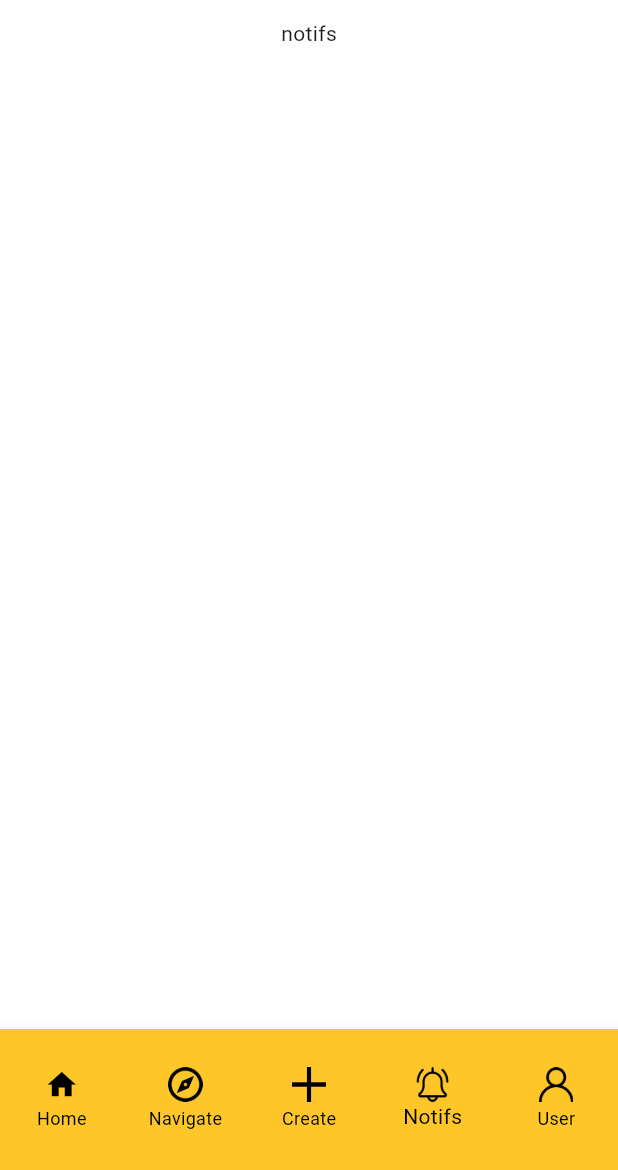
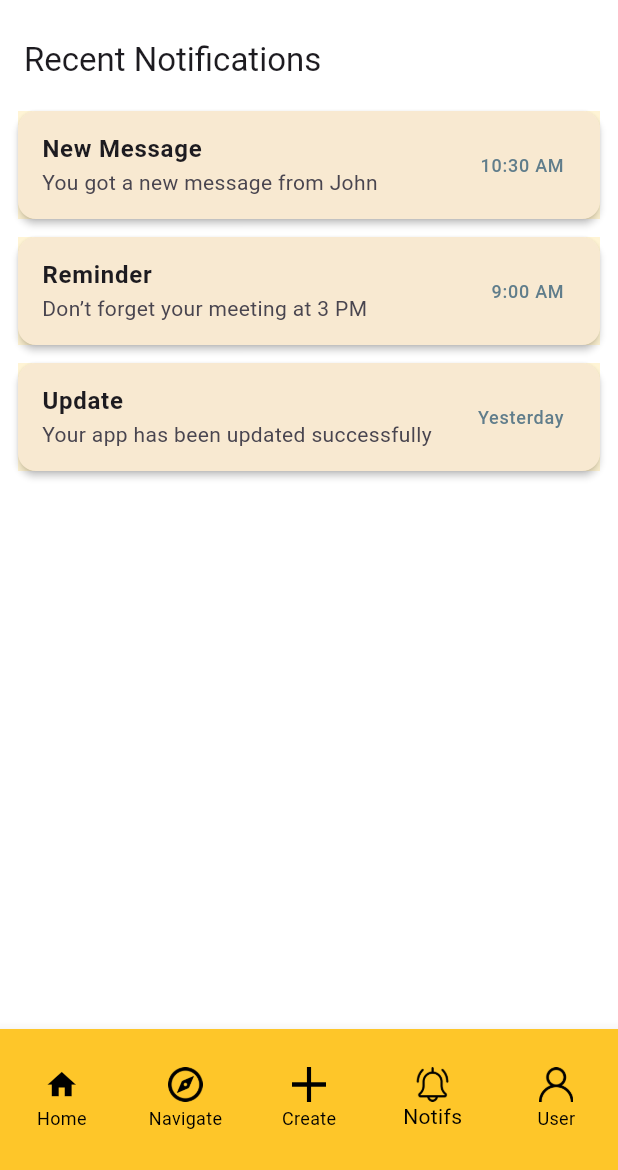
Before and after one commit to shivam-purve/Hive_Frontend, a Flutter app: the screen it shows after launch, item 4 of the bottom bar chosen, on a phone screen of 412 x 824 dp, the part 66-1236 px from its top. Run offline on Flutter 3.47's test engine with Material 3 defaults, Android fonts, the phone set to English and light mode, and no system bars; our stand-ins replace flutter_local_notifications, flutter_svg.

Commit message:
Added Notifcation Tab UI

```diff
--- a/lib/home.dart
+++ b/lib/home.dart
@@ -31,7 +31,7 @@ class _Home extends State<Home> {
     HomeScreen(),
     const SearchScreen(),
     const Create(),
-    const Notifs(),
+    NotificationsPage(),
     const UserProfilePage()
   ];
   @override
--- a/lib/main.dart
+++ b/lib/main.dart
@@ -2,8 +2,13 @@ import 'package:flutter/material.dart';
 import 'package:social_garbage/screens/comment.dart';
 
 import 'home.dart';
+import 'notifs/noti_service.dart';
 
 void main() {
+  WidgetsFlutterBinding.ensureInitialized();
+
+  //Init notifications
+  NotiService().initNotification();
   runApp(const MyApp());
 }
 
@@ -12,7 +17,6 @@ class MyApp extends StatelessWidget {
 
   @override
   Widget build(BuildContext context) {
-    // TODO: implement build
     return MaterialApp(
       debugShowCheckedModeBanner: false,
         routes: {
--- a/lib/screens/create.dart
+++ b/lib/screens/create.dart
@@ -1,4 +1,5 @@
 import 'package:flutter/material.dart';
+import 'package:social_garbage/notifs/noti_service.dart';
 
 class Create extends StatefulWidget {
   const Create({super.key});
@@ -19,6 +20,10 @@ class _CreateState extends State<Create> {
   void _onSendPressed() {
     String enteredText = _textController.text.trim();
     if (enteredText.isNotEmpty) {
+      NotiService().showNotification(
+        title: "Message Queued Successfully!",
+        body: "Your message has been queued for analysis."
+      );
       ScaffoldMessenger.of(context).showSnackBar(
         SnackBar(content: Text("You entered: $enteredText")),
       );
--- a/lib/screens/notifs.dart
+++ b/lib/screens/notifs.dart
@@ -1,25 +1,93 @@
-
-import 'package:flutter/cupertino.dart';
 import 'package:flutter/material.dart';
 
-class Notifs extends StatefulWidget {
-  const Notifs({super.key});
+import '../colors_theme/color.dart';
+import '../widgets/notification_widget.dart';
+
+class NotificationsPage extends StatefulWidget {
+  const NotificationsPage({super.key});
 
   @override
-  State<Notifs> createState() => _Notifs();
+  State<NotificationsPage> createState() => _NotificationsPageState();
 }
 
-class _Notifs extends State<Notifs>{
+class _NotificationsPageState extends State<NotificationsPage> {
+  final List<AppNotification> _notifications = [
+    AppNotification(
+      title: "New Message",
+      message: "You got a new message from John",
+      time: "10:30 AM",
+    ),
+    AppNotification(
+      title: "Reminder",
+      message: "Don’t forget your meeting at 3 PM",
+      time: "9:00 AM",
+    ),
+    AppNotification(
+      title: "Update",
+      message: "Your app has been updated successfully",
+      time: "Yesterday",
+    ),
+  ];
+
   @override
   Widget build(BuildContext context) {
     return Scaffold(
+      backgroundColor: Colors.white,
+      appBar: AppBar(
         backgroundColor: Colors.white,
-      body: Center(
-        child: Column(
-          children: [Text("notifs")],
-        ),
+        title: const Text("Recent Notifications"),
+      ),
+      body: ListView.builder(
+        itemCount: _notifications.length,
+        itemBuilder: (context, index) {
+          final notification = _notifications[index];
+          return Dismissible(
+            key: Key(notification.title + index.toString()), // unique key
+            direction: DismissDirection.startToEnd, // swipe left
+            background: Container(
+              alignment: Alignment.centerRight,
+              padding: const EdgeInsets.symmetric(horizontal: 20),
+              color: Colors.red,
+              child: const Icon(
+                Icons.delete,
+                color: Colors.white,
+              ),
+            ),
+            onDismissed: (direction) {
+              setState(() {
+                _notifications.removeAt(index);
+              });
+
+              ScaffoldMessenger.of(context).showSnackBar(
+                SnackBar(
+                  content: Text("${notification.title} removed"),
+                  duration: const Duration(seconds: 2),
+                ),
+              );
+            },
+            child: Card(
+              elevation: 2,
+              margin: const EdgeInsets.symmetric(horizontal: 12, vertical: 6),
+              shape: RoundedRectangleBorder(
+                borderRadius: BorderRadius.circular(12),
+              ),
+              child: ListTile(
+                tileColor: AppColors.primary_light,
+                title: Text(
+                  notification.title,
+                  style: const TextStyle(
+                      fontWeight: FontWeight.bold, fontSize: 16),
+                ),
+                subtitle: Text(notification.message),
+                trailing: Text(
+                  notification.time,
+                  style: const TextStyle(color: Colors.blueGrey, fontSize: 12),
+                ),
+              ),
+            ),
+          );
+        },
       ),
     );
   }
-
 }
--- /dev/null
+++ b/lib/widgets/notification_widget.dart
@@ -0,0 +1,46 @@
+import 'package:flutter/material.dart';
+import 'package:social_garbage/colors_theme/color.dart';
+
+class AppNotification {
+  final String title;
+  final String message;
+  final String time;
+
+  AppNotification({
+    required this.title,
+    required this.message,
+    required this.time,
+  });
+}
+
+
+class NotificationItem extends StatelessWidget {
+  final AppNotification notification;
+
+  const NotificationItem({super.key, required this.notification});
+
+  @override
+  Widget build(BuildContext context) {
+    return Card(
+      surfaceTintColor: AppColors.primary_light,
+      color: AppColors.primary_light,
+      elevation: 0,
+      margin: const EdgeInsets.symmetric(horizontal: 12, vertical: 6),
+      shape: RoundedRectangleBorder(
+        borderRadius: BorderRadius.circular(12),
+      ),
+      child: ListTile(
+        tileColor: Colors.transparent,
+        title: Text(
+          notification.title,
+          style: const TextStyle(fontWeight: FontWeight.bold, fontSize: 16),
+        ),
+        subtitle: Text(notification.message),
+        trailing: Text(
+          notification.time,
+          style: const TextStyle(color: Colors.blueGrey, fontSize: 12),
+        ),
+      ),
+    );
+  }
+}
--- a/pubspec.yaml
+++ b/pubspec.yaml
@@ -36,6 +36,7 @@ dependencies:
   cupertino_icons: ^1.0.8
   flutter_svg: ^2.2.0
   flutter_local_notifications: ^19.4.1
+  go_router: ^16.2.1
 
 dev_dependencies:
   google_fonts: ^6.3.0
```
Also changed, not shown: lib/notifs/noti_service.dart (+118 -0 lines), lib/router/router.dart (added), pubspec.lock.
